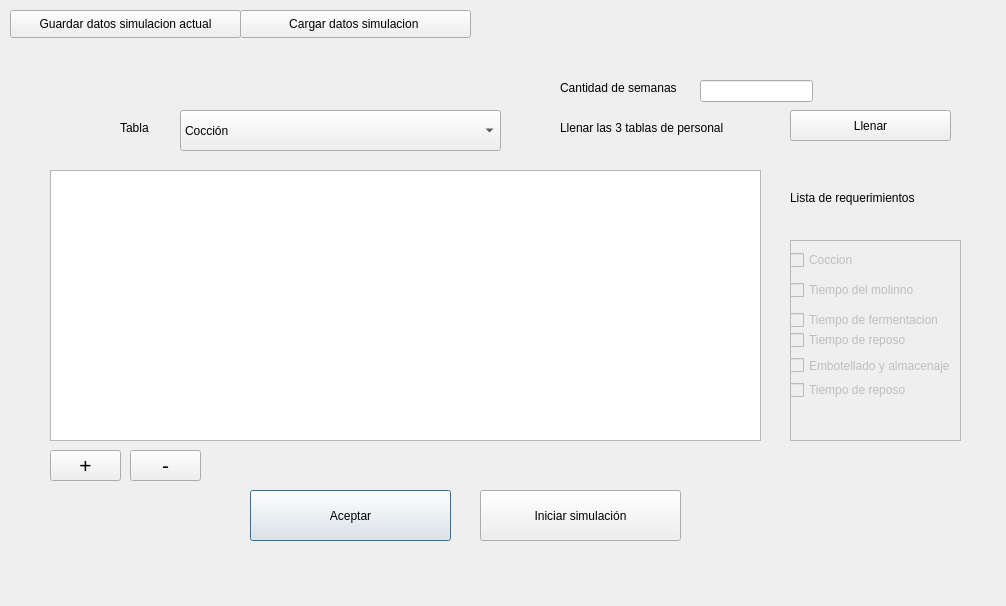
Above: interfaces/ventanas_produccion/Ingreso_datos_produccion.ui from EscuelaProyectosPOO/simulacion before the change. Below: the same form after it.
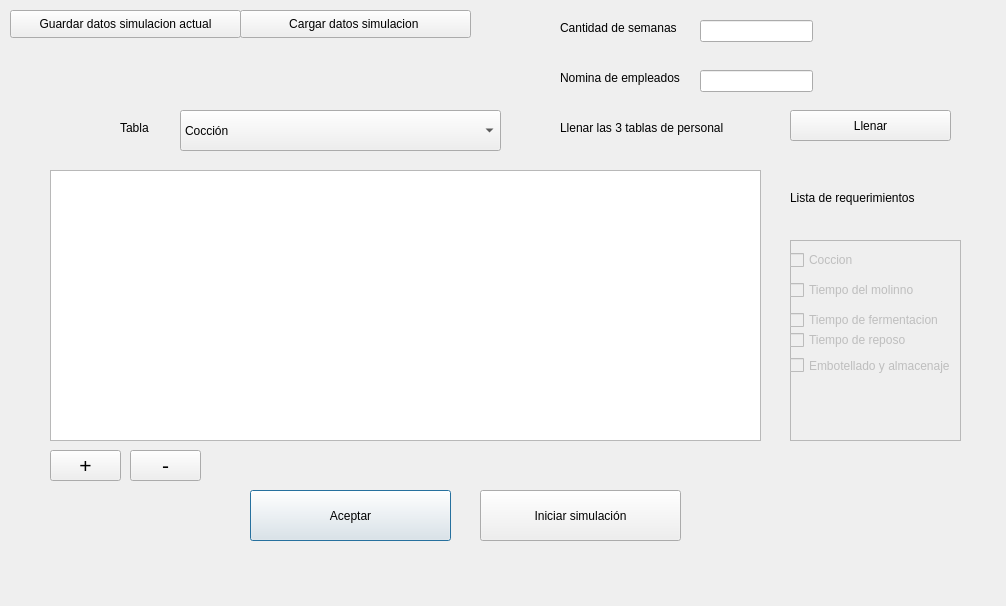
That is the form after the change.

Commit message: creaion de a tabla reposo

```diff
--- a/interfaces/ventanas_produccion/Ingreso_datos_produccion.ui
+++ b/interfaces/ventanas_produccion/Ingreso_datos_produccion.ui
@@ -134,22 +134,6 @@
      <string>Embotellado y almacenaje</string>
     </property>
    </widget>
-   <widget class="QCheckBox" name="checkBox_6">
-    <property name="enabled">
-     <bool>false</bool>
-    </property>
-    <property name="geometry">
-     <rect>
-      <x>0</x>
-      <y>140</y>
-      <width>141</width>
-      <height>20</height>
-     </rect>
-    </property>
-    <property name="text">
-     <string>Tiempo de reposo</string>
-    </property>
-   </widget>
   </widget>
   <widget class="QComboBox" name="tablas_opcion">
    <property name="geometry">
@@ -317,7 +301,7 @@
    <property name="geometry">
     <rect>
      <x>700</x>
-     <y>80</y>
+     <y>20</y>
      <width>113</width>
      <height>22</height>
     </rect>
@@ -327,7 +311,7 @@
    <property name="geometry">
     <rect>
      <x>560</x>
-     <y>80</y>
+     <y>20</y>
      <width>131</width>
      <height>16</height>
     </rect>
@@ -336,6 +320,32 @@
     <string>Cantidad de semanas</string>
    </property>
   </widget>
+  <widget class="QLineEdit" name="nomina">
+   <property name="geometry">
+    <rect>
+     <x>700</x>
+     <y>70</y>
+     <width>113</width>
+     <height>22</height>
+    </rect>
+   </property>
+   <property name="text">
+    <string/>
+   </property>
+  </widget>
+  <widget class="QLabel" name="label_5">
+   <property name="geometry">
+    <rect>
+     <x>560</x>
+     <y>70</y>
+     <width>131</width>
+     <height>16</height>
+    </rect>
+   </property>
+   <property name="text">
+    <string>Nomina de empleados</string>
+   </property>
+  </widget>
  </widget>
  <resources/>
  <connections/>
```
Left out of the diff: 15 changed lines with no effect on the pictures. The commit also changes 4 other files.
